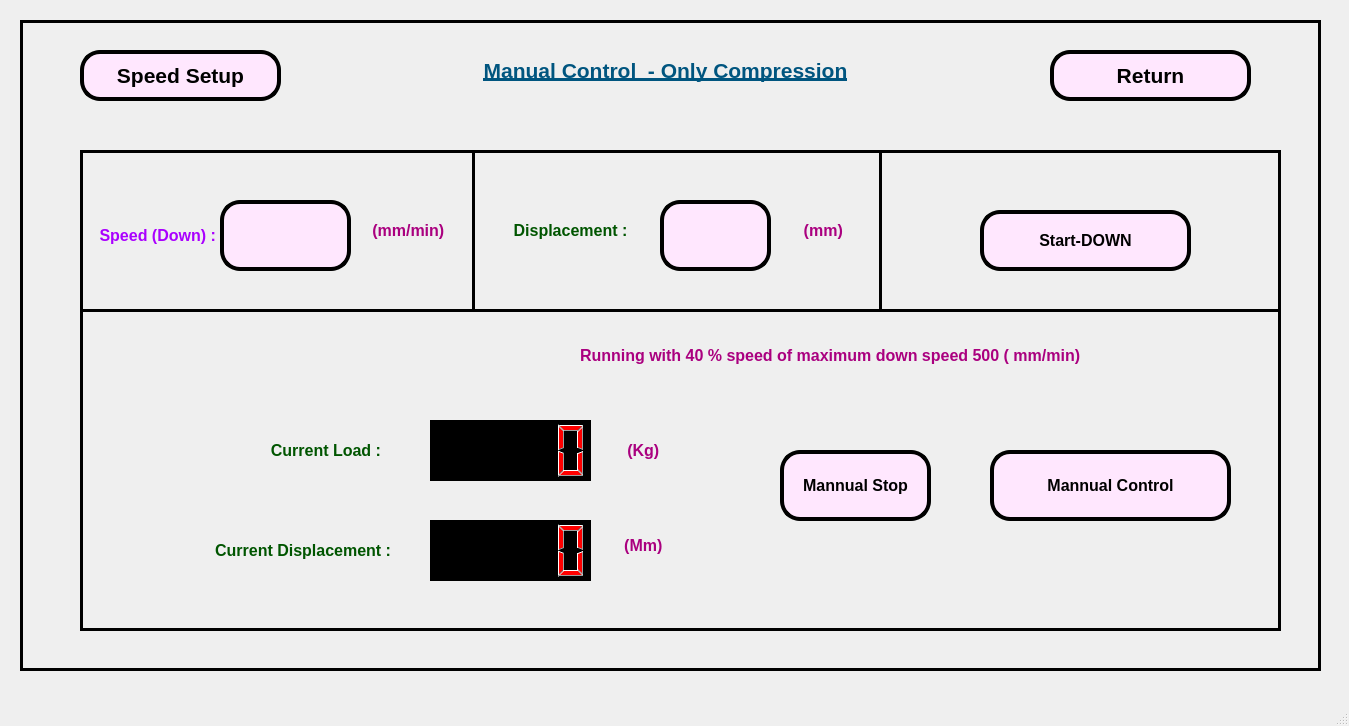
First picture: the form in TYR_2.0_18.5/ui/TY_07_UTM_MANNUAL_CONTROL_4.ui, repository sanjaymanegit/testRepo, before the edit.
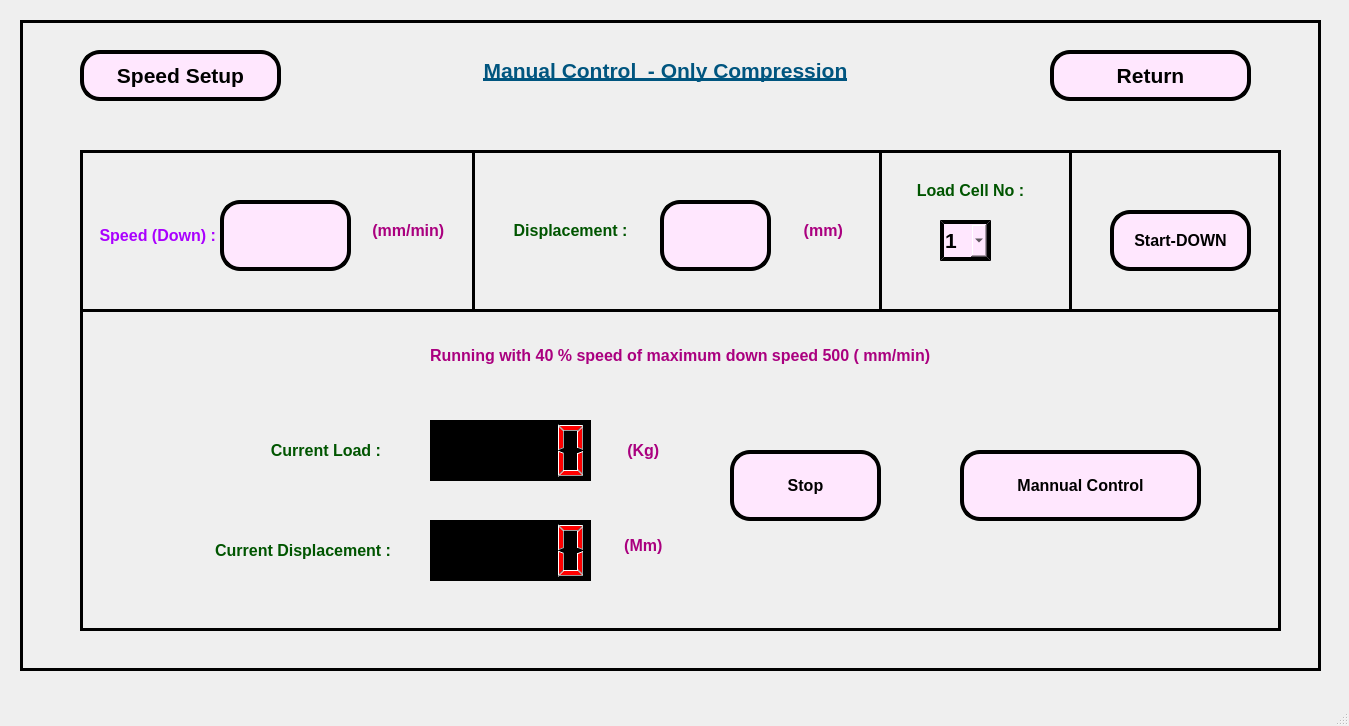
Second picture: the form after the edit.

What changed in the file:
```diff
--- a/TYR_2.0_18.5/ui/TY_07_UTM_MANNUAL_CONTROL_4.ui
+++ b/TYR_2.0_18.5/ui/TY_07_UTM_MANNUAL_CONTROL_4.ui
@@ -151,7 +151,7 @@
      <widget class="QLabel" name="label_2">
       <property name="geometry">
        <rect>
-        <x>500</x>
+        <x>350</x>
         <y>180</y>
         <width>691</width>
         <height>51</height>
@@ -422,9 +422,9 @@
      <widget class="QPushButton" name="pushButton_3">
       <property name="geometry">
        <rect>
-        <x>900</x>
+        <x>1030</x>
         <y>60</y>
-        <width>211</width>
+        <width>141</width>
         <height>61</height>
        </rect>
       </property>
@@ -562,7 +562,7 @@
      <widget class="QPushButton" name="pushButton_4">
       <property name="geometry">
        <rect>
-        <x>700</x>
+        <x>650</x>
         <y>300</y>
         <width>151</width>
         <height>71</height>
@@ -585,13 +585,13 @@
 background-color: rgb(255, 231, 254);</string>
       </property>
       <property name="text">
-       <string>Mannual Stop</string>
+       <string>Stop</string>
       </property>
      </widget>
      <widget class="QPushButton" name="pushButton_5">
       <property name="geometry">
        <rect>
-        <x>910</x>
+        <x>880</x>
         <y>300</y>
         <width>241</width>
         <height>71</height>
@@ -617,6 +617,88 @@
        <string>Mannual Control</string>
       </property>
      </widget>
+     <widget class="QComboBox" name="comboBox">
+      <property name="geometry">
+       <rect>
+        <x>860</x>
+        <y>70</y>
+        <width>51</width>
+        <height>41</height>
+       </rect>
+      </property>
+      <property name="font">
+       <font>
+        <family>Arial</family>
+        <pointsize>16</pointsize>
+        <weight>75</weight>
+        <bold>true</bold>
+       </font>
+      </property>
+      <property name="styleSheet">
+       <string notr="true">border-style:outset;
+border-color: rgb(0, 0, 0);
+border-width:4px;
+color: rgb(0, 0, 0);
+border-radius:0px;
+background-color: rgb(255, 231, 254);</string>
+      </property>
+      <item>
+       <property name="text">
+        <string>1</string>
+       </property>
+      </item>
+      <item>
+       <property name="text">
+        <string>2</string>
+       </property>
+      </item>
+     </widget>
+     <widget class="Line" name="line_4">
+      <property name="geometry">
+       <rect>
+        <x>980</x>
+        <y>0</y>
+        <width>20</width>
+        <height>161</height>
+       </rect>
+      </property>
+      <property name="frameShadow">
+       <enum>QFrame::Plain</enum>
+      </property>
+      <property name="lineWidth">
+       <number>3</number>
+      </property>
+      <property name="orientation">
+       <enum>Qt::Vertical</enum>
+      </property>
+     </widget>
+     <widget class="QLabel" name="label_9">
+      <property name="geometry">
+       <rect>
+        <x>810</x>
+        <y>20</y>
+        <width>161</width>
+        <height>41</height>
+       </rect>
+      </property>
+      <property name="font">
+       <font>
+        <family>Arial</family>
+        <pointsize>12</pointsize>
+        <weight>75</weight>
+        <bold>true</bold>
+       </font>
+      </property>
+      <property name="styleSheet">
+       <string notr="true">color: rgb(0, 85, 0);</string>
+      </property>
+      <property name="text">
+       <string>Load Cell No :</string>
+      </property>
+      <property name="alignment">
+       <set>Qt::AlignCenter</set>
+      </property>
+     </widget>
     </widget>
    </widget>
   </widget>
```
